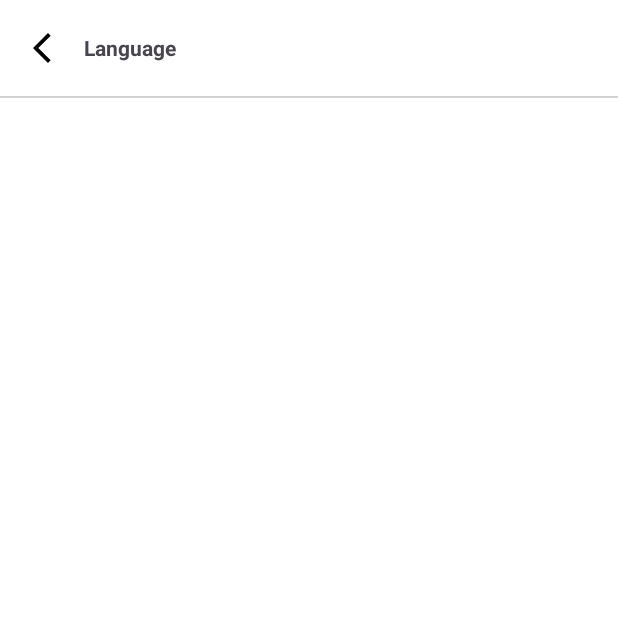
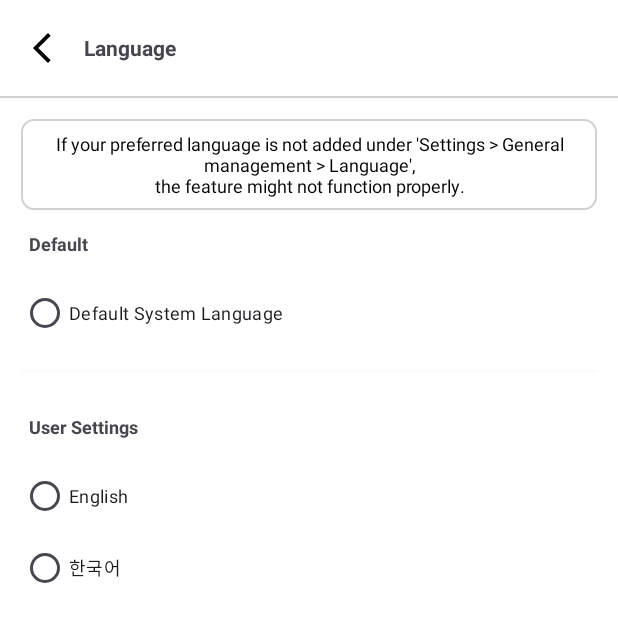
Before and after one commit to HYUNJUNEPARK/GoodIdeaCard, an Android app: the LanguageFragment screen opened through its navigation route, on a phone screen of 412 x 824 dp. Shown: the top 622 px of the screen. Run offline under Robolectric (Android 15) with nearby library versions, the light colour scheme and no system bars; our stand-ins replace Dagger/Hilt's generated code, Timber; 3 statements that could not run were skipped.

Commit message:
Design:Language UI 추가

```diff
--- /dev/null
+++ b/app/src/main/java/com/aos/goodideacard/enums/Language.kt
@@ -0,0 +1,7 @@
+package com.aos.goodideacard.enums
+
+enum class Language(val value:String) {
+    DEFAULT(""),
+    KOREAN("ko"),
+    ENGLISH("en")
+}
--- /dev/null
+++ b/app/src/main/res/drawable/bg_rectangle_white_black_rad_8dp.xml
@@ -0,0 +1,11 @@
+<?xml version="1.0" encoding="UTF-8"?>
+<shape xmlns:android="http://schemas.android.com/apk/res/android"
+    android:shape="rectangle">
+    <solid android:color="@color/day_night_mode_white_ffffffff_black_191919" />
+
+    <stroke
+        android:width="1dp"
+        android:color="@color/day_night_gray_d1d1d1_gray_424141" />
+
+    <corners android:radius="8dp" />
+</shape>
--- a/app/src/main/res/layout/fragment_language.xml
+++ b/app/src/main/res/layout/fragment_language.xml
@@ -32,4 +32,67 @@
 
     <View style="@style/division_horiz_toolbar_bottom_line" />
 
+    <ScrollView style="@style/scroll_view_match_pad_14dp">
+
+        <LinearLayout
+            android:layout_width="match_parent"
+            android:layout_height="wrap_content"
+            android:orientation="vertical">
+
+            <TextView
+                android:layout_width="match_parent"
+                android:layout_height="wrap_content"
+                android:layout_weight="1"
+                android:background="@drawable/bg_rectangle_white_black_rad_8dp"
+                android:gravity="center"
+                android:padding="8dp"
+                android:text="@string/msg_language_guide"
+                android:textColor="@color/day_night_mode_black_ff000000_white_ffffffff"
+                android:textSize="12dp" />
+
+            <RadioGroup
+                android:id="@+id/language_radio_group"
+                style="@style/group_radio_ori_vert">
+
+                <TextView
+                    android:layout_width="wrap_content"
+                    android:layout_height="wrap_content"
+                    android:layout_marginVertical="14dp"
+                    android:layout_marginLeft="5dp"
+                    android:text="@string/default_"
+                    android:textSize="@dimen/standard_text_size_12sp"
+                    android:textStyle="bold" />
+
+                <RadioButton
+                    android:id="@+id/language_btn_system_language"
+                    style="@style/radio_btn_app_theme_standard_size"
+                    android:text="@string/system_default_language" />
+
+                <View
+                    style="@style/division_horiz_weak_line"
+                    android:layout_marginVertical="14dp" />
+
+                <TextView
+                    android:layout_width="wrap_content"
+                    android:layout_height="wrap_content"
+                    android:layout_marginVertical="14dp"
+                    android:layout_marginLeft="5dp"
+                    android:text="@string/user_settings"
+                    android:textSize="@dimen/standard_text_size_12sp"
+                    android:textStyle="bold" />
+
+                <RadioButton
+                    android:id="@+id/language_btn_english"
+                    style="@style/radio_btn_app_theme_standard_size"
+                    android:text="@string/english" />
+
+                <RadioButton
+                    android:id="@+id/language_btn_korean"
+                    style="@style/radio_btn_app_theme_standard_size"
+                    android:text="@string/korean" />
+
+            </RadioGroup>
+        </LinearLayout>
+    </ScrollView>
+
 </LinearLayout>
--- a/app/src/main/res/values-night/colors.xml
+++ b/app/src/main/res/values-night/colors.xml
@@ -1,6 +1,7 @@
 <?xml version="1.0" encoding="utf-8"?>
 <resources>
     <color name="day_night_black_ff000000_white_ffffffff">@color/white_ffffffff</color>
+    <color name="day_night_mode_white_ffffffff_black_191919">@color/black_191919</color>
     <color name="day_night_gray_d1d1d1_gray_424141">@color/gray_424141</color>
     <color name="day_night_white_ffffffff_black_ff000000">@color/black_ff000000</color>
     <color name="day_night_white_ffffffff_gray_3a3a3a">@color/gray_3a3a3a</color>
--- a/app/src/main/res/values/colors.xml
+++ b/app/src/main/res/values/colors.xml
@@ -3,6 +3,7 @@
     <color name="app_theme">@color/purple_764dbb</color>
 
     <color name="black_ff000000">#FF000000</color>
+    <color name="black_191919">#191919</color>
     <color name="white_ffffffff">#FFFFFFFF</color>
     <color name="white_f3f2f2">#F3F2F2</color>
     <color name="gray_d1d1d1">#D1D1D1</color>
@@ -17,10 +18,12 @@
 
     <!--day/night mode-->
     <color name="day_night_black_ff000000_white_ffffffff">@color/black_ff000000</color>
+    <color name="day_night_mode_white_ffffffff_black_191919">@color/white_ffffffff</color>
     <color name="day_night_gray_d1d1d1_gray_424141">@color/gray_d1d1d1</color> <!--division line-->
     <color name="day_night_white_ffffffff_black_ff000000">@color/white_ffffffff</color> <!--background-->
     <color name="day_night_white_ffffffff_gray_3a3a3a">@color/white_ffffffff</color> <!--button background-->
     <color name="day_night_white_f3f2f2_gray_d1d1d1">@color/white_f3f2f2</color> <!--button stroke-->
     <color name="day_night_mode_black_ff000000_white_ffffffff">@color/black_ff000000</color>
     <color name="day_night_mode_white_fafafa_back_1c1c1c">@color/white_fafafa</color> <!--division weak line-->
+
 </resources>
--- a/app/src/main/res/values/strings.xml
+++ b/app/src/main/res/values/strings.xml
@@ -8,6 +8,11 @@
     <string name="language">Language</string>
     <string name="make_my_card">Make My Cards</string>
     <string name="background">Background</string>
+    <string name="default_">Default</string>
+    <string name="user_settings">User Settings</string>
+    <string name="korean" translatable="false">한국어</string>
+    <string name="english" translatable="false">English</string>
+    <string name="system_default_language">Default System Language</string>
 
     <!--good Idea-->
     <string name="card_1_main_content">The three elements of persuasion\n\nEthos,\nPathos,\nand Logos.</string>
@@ -195,6 +200,7 @@
     <!--msg-->
     <string name="msg_app_close_msg">Press \'Back\' again to exit.</string>
     <string name="msg_last_card">Here is the last card.\nPlease shuffle the cards</string>
+    <string name="msg_language_guide">If your preferred language is not added under \'Settings > General management > Language\',\nthe feature might not function properly.</string>
 
     <!--format-->
     <string name="format_splash_sub_content">- %1$s -</string>
--- a/app/src/main/res/values/style.xml
+++ b/app/src/main/res/values/style.xml
@@ -24,4 +24,22 @@
         <item name="android:background">@color/day_night_gray_d1d1d1_gray_424141</item>
     </style>
 
+    <style name="scroll_view_match_pad_14dp">
+        <item name="android:layout_width">match_parent</item>
+        <item name="android:layout_height">match_parent</item>
+        <item name="android:padding">14dp</item>
+    </style>
+
+    <style name="group_radio_ori_vert">
+        <item name="android:layout_width">match_parent</item>
+        <item name="android:layout_height">wrap_content</item>
+        <item name="android:orientation">vertical</item>
+    </style>
+
+    <style name="radio_btn_app_theme_standard_size">
+        <item name="android:layout_width">match_parent</item>
+        <item name="android:layout_height">wrap_content</item>
+        <item name="android:textSize">@dimen/standard_text_size_12sp</item>
+        <item name="android:buttonTint">@color/app_theme</item>
+    </style>
 </resources>
```
Also changed, not shown: app/src/main/java/com/aos/goodideacard/features/setting/LanguageFragment.kt (+44 -0 lines), 1 other file.
